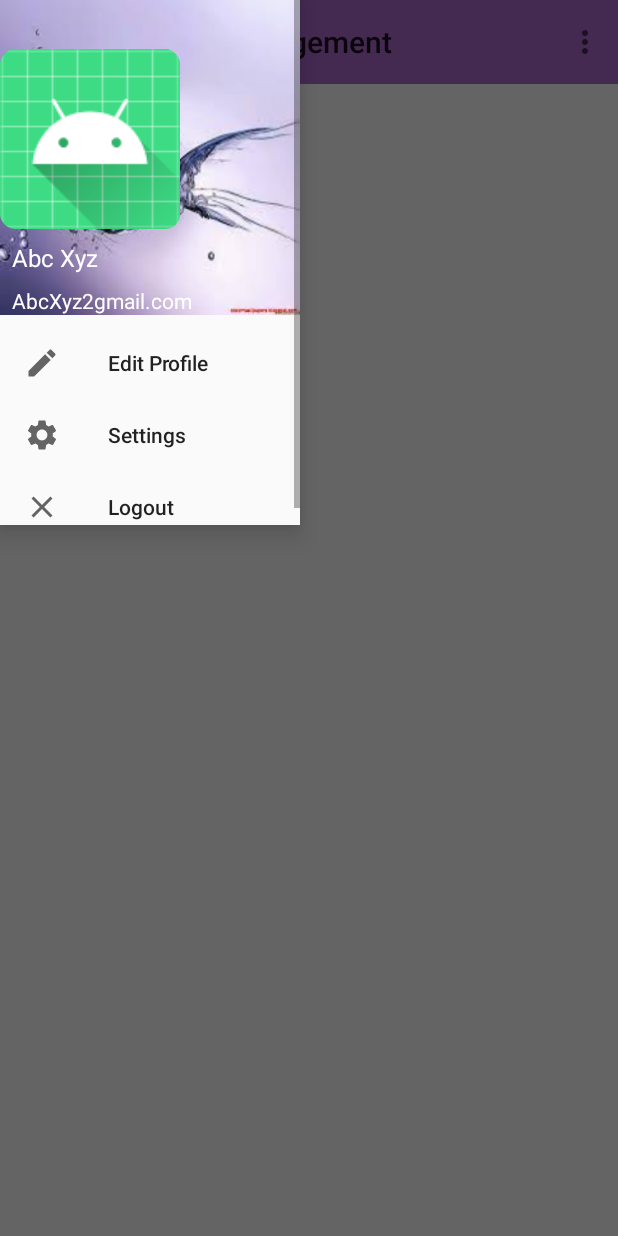
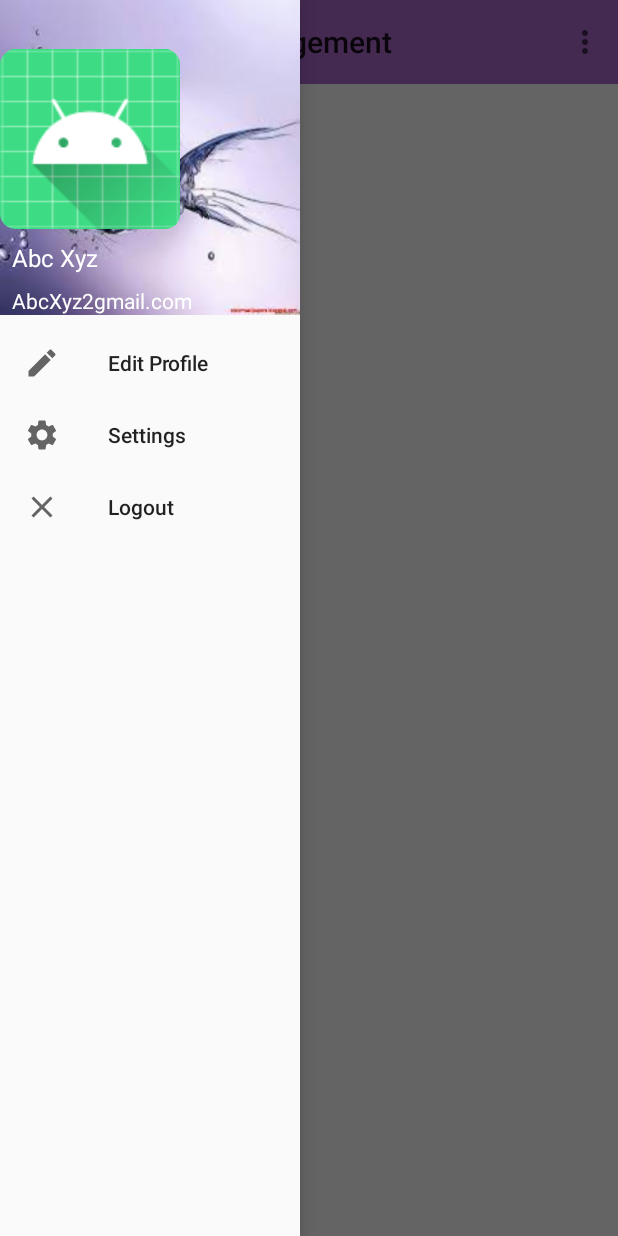
Before and after one commit to a-s-jadhav/fishary-management-app, an Android app: the Dashboard screen opened directly, with no data from a screen before it, with the side drawer open, on a phone screen of 412 x 824 dp. Run offline under Robolectric (Android 15) with nearby library versions, the phone set to English and light mode, and no system bars.

Commit message:
Minor testing -Shreyas

```diff
--- a/app/src/main/res/layout/activity_dashboard.xml
+++ b/app/src/main/res/layout/activity_dashboard.xml
@@ -31,7 +31,7 @@
 </LinearLayout>
 
     <com.google.android.material.navigation.NavigationView
-        android:layout_height="350sp"
+        android:layout_height="match_parent"
         android:layout_width="200sp"
         android:id="@+id/navigationview"
         app:headerLayout="@layout/profileheader"
```
